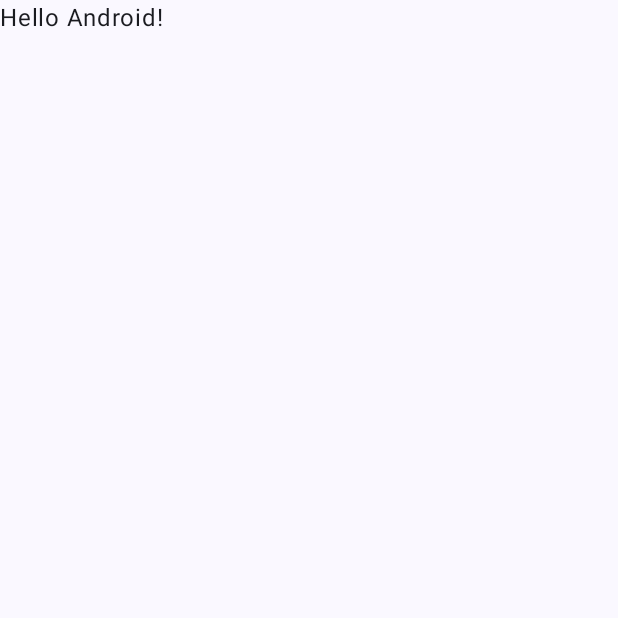
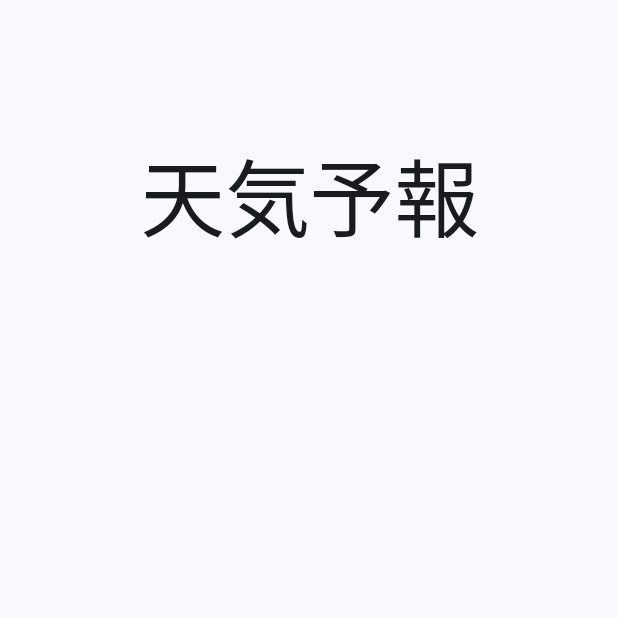
Before and after one commit to itc-s22024/Android2, an Android app built with Jetpack Compose: the screen it shows after launch (MainActivity), on a phone screen of 412 x 824 dp, the top half of it. Before the commit the part shown is almost empty. Run offline under Robolectric (Android 15) with nearby library versions, the phone set to English and light mode, and no system bars.

Commit message:
タイトルから都道府県選択画面に遷移

```diff
--- a/Poke_App/app/src/main/res/values/strings.xml
+++ b/Poke_App/app/src/main/res/values/strings.xml
@@ -7,4 +7,5 @@
     <string name="who">だーれだ？</string>
     <string name="to_generation">世代選択へ</string>
     <string name="to_title">タイトルへ</string>
+    <string name="loading">データダウンロード中</string>
 </resources>
--- a/WeatherReport_Compose/app/src/main/java/jp/ac/it_college/std/s22024/weather_report_compose/MainActivity.kt
+++ b/WeatherReport_Compose/app/src/main/java/jp/ac/it_college/std/s22024/weather_report_compose/MainActivity.kt
@@ -3,44 +3,17 @@ package jp.ac.it_college.std.s22024.weather_report_compose
 import android.os.Bundle
 import androidx.activity.ComponentActivity
 import androidx.activity.compose.setContent
-import androidx.compose.foundation.layout.fillMaxSize
-import androidx.compose.material3.MaterialTheme
-import androidx.compose.material3.Surface
-import androidx.compose.material3.Text
-import androidx.compose.runtime.Composable
-import androidx.compose.ui.Modifier
-import androidx.compose.ui.tooling.preview.Preview
+import jp.ac.it_college.std.s22024.weather_report_compose.title.TitleScene
 import jp.ac.it_college.std.s22024.weather_report_compose.ui.theme.WeatherReportComposeTheme
 
 class MainActivity : ComponentActivity() {
     override fun onCreate(savedInstanceState: Bundle?) {
         super.onCreate(savedInstanceState)
-        setContent {
+
+        setContent{
             WeatherReportComposeTheme {
-                // A surface container using the 'background' color from the theme
-                Surface(
-                    modifier = Modifier.fillMaxSize(),
-                    color = MaterialTheme.colorScheme.background
-                ) {
-                    Greeting("Android")
-                }
+                weatherNavigation()
             }
         }
     }
 }
-
-@Composable
-fun Greeting(name: String, modifier: Modifier = Modifier) {
-    Text(
-        text = "Hello $name!",
-        modifier = modifier
-    )
-}
-
-@Preview(showBackground = true)
-@Composable
-fun GreetingPreview() {
-    WeatherReportComposeTheme {
-        Greeting("Android")
-    }
-}
--- /dev/null
+++ b/WeatherReport_Compose/app/src/main/java/jp/ac/it_college/std/s22024/weather_report_compose/title/TitleScene.kt
@@ -0,0 +1,45 @@
+package jp.ac.it_college.std.s22024.weather_report_compose.title
+
+import androidx.compose.foundation.clickable
+import androidx.compose.foundation.layout.Column
+import androidx.compose.foundation.layout.fillMaxSize
+import androidx.compose.foundation.layout.padding
+import androidx.compose.material3.MaterialTheme
+import androidx.compose.material3.Surface
+import androidx.compose.material3.Text
+import androidx.compose.runtime.Composable
+import androidx.compose.ui.Alignment
+import androidx.compose.ui.Modifier
+import androidx.compose.ui.res.stringResource
+import androidx.compose.ui.text.style.TextAlign
+import androidx.compose.ui.tooling.preview.Preview
+import androidx.compose.ui.unit.dp
+import jp.ac.it_college.std.s22024.weather_report_compose.R
+import jp.ac.it_college.std.s22024.weather_report_compose.ui.theme.WeatherReportComposeTheme
+
+@Composable
+fun TitleScene(modifier: Modifier = Modifier, onTitleClick: () -> Unit = {}) {
+    Surface(modifier) {
+        Column (
+            modifier = Modifier
+                .fillMaxSize()
+                .clickable(onClick = onTitleClick),
+            horizontalAlignment = Alignment.CenterHorizontally
+        ) {
+            Text(
+                text = stringResource(id = R.string.app_name),
+                textAlign = TextAlign.Center,
+                style = MaterialTheme.typography.displayLarge,
+                modifier = Modifier.padding(vertical = 24.dp)
+            )
+        }
+    }
+}
+
+@Preview(showBackground = true, widthDp = 320)
+@Composable
+fun TitleScenePreview() {
+    WeatherReportComposeTheme {
+        TitleScene()
+    }
+}
--- /dev/null
+++ b/WeatherReport_Compose/app/src/main/java/jp/ac/it_college/std/s22024/weather_report_compose/weatherNavigation.kt
@@ -0,0 +1,71 @@
+package jp.ac.it_college.std.s22024.weather_report_compose
+
+import android.content.Context
+import androidx.compose.foundation.layout.padding
+import androidx.compose.material3.ExperimentalMaterial3Api
+import androidx.compose.material3.Scaffold
+import androidx.compose.material3.Text
+import androidx.compose.material3.TopAppBar
+import androidx.compose.runtime.Composable
+import androidx.compose.runtime.LaunchedEffect
+import androidx.compose.runtime.getValue
+import androidx.compose.runtime.mutableStateOf
+import androidx.compose.runtime.remember
+import androidx.compose.runtime.rememberCoroutineScope
+import androidx.compose.runtime.setValue
+import androidx.compose.ui.Modifier
+import androidx.compose.ui.platform.LocalContext
+import androidx.datastore.core.DataStore
+import androidx.datastore.preferences.core.Preferences
+import androidx.datastore.preferences.preferencesDataStore
+import androidx.navigation.ActivityNavigator
+import androidx.navigation.NavHostController
+import androidx.navigation.compose.NavHost
+import androidx.navigation.compose.composable
+import androidx.navigation.compose.rememberNavController
+import jp.ac.it_college.std.s22024.weather_report_compose.cityselect.CityName
+import jp.ac.it_college.std.s22024.weather_report_compose.title.TitleScene
+
+val Context.dataStore: DataStore<Preferences> by preferencesDataStore(name = "WeatherReportCompose")
+
+object Destinations {
+    const val TITLE = "title"
+    const val CITYSELECT = "city_select"
+    const val WEATHERREPORT = "weather_report"
+}
+@OptIn(ExperimentalMaterial3Api::class)
+@Composable
+fun weatherNavigation (
+    navController: NavHostController = rememberNavController(),
+) {
+    var titleText by remember { mutableStateOf("") }
+
+    Scaffold (
+        topBar = {
+            TopAppBar(title = {
+                Text(text = titleText)
+            })
+        }
+    ) {
+        NavHost(
+            navController = navController,
+            startDestination = Destinations.TITLE,
+            modifier = Modifier.padding(it)
+        ) {
+            composable(Destinations.TITLE) {
+                titleText = ""
+                TitleScene(
+                    onTitleClick = {
+                        navController.navigate(Destinations.CITYSELECT)
+                    }
+                )
+            }
+            composable(Destinations.CITYSELECT) {
+                CityName()
+            }
+//            composable(Destinations.CITYSELECT) {
+//
+//            }
+        }
+    }
+}
--- a/WeatherReport_Compose/app/src/main/res/values/strings.xml
+++ b/WeatherReport_Compose/app/src/main/res/values/strings.xml
@@ -1,3 +1,3 @@
 <resources>
-    <string name="app_name">WeatherReportCompose</string>
+    <string name="app_name">天気予報</string>
 </resources>
```
Also changed, not shown: Poke_App/app/src/main/java/jp/ac/it_college/std/s22024/pokeapp/PokeNavigation.kt (+39 -15 lines), Poke_App/app/src/main/java/jp/ac/it_college/std/s22024/pokeapp/download/DownloadFunctions.kt (added, +77 -0 lines), Poke_App/app/src/main/java/jp/ac/it_college/std/s22024/pokeapp/download/DownloadScene.kt (added, +31 -0 lines), WeatherReport_Compose/app/build.gradle.kts (+37 -13 lines), WeatherReport_Compose/app/src/main/java/jp/ac/it_college/std/s22024/weather_report_compose/CityData.kt (added, +56 -0 lines), WeatherReport_Compose/app/src/main/java/jp/ac/it_college/std/s22024/weather_report_compose/cityselect/CitySelectScene.kt (added, +48 -0 lines), WeatherReport_Compose/app/src/main/java/jp/ac/it_college/std/s22024/weather_report_compose/weather_report/WeatherReport.kt (added, +28 -0 lines), WeatherReport_Compose/build.gradle.kts (+6 -2 lines).
